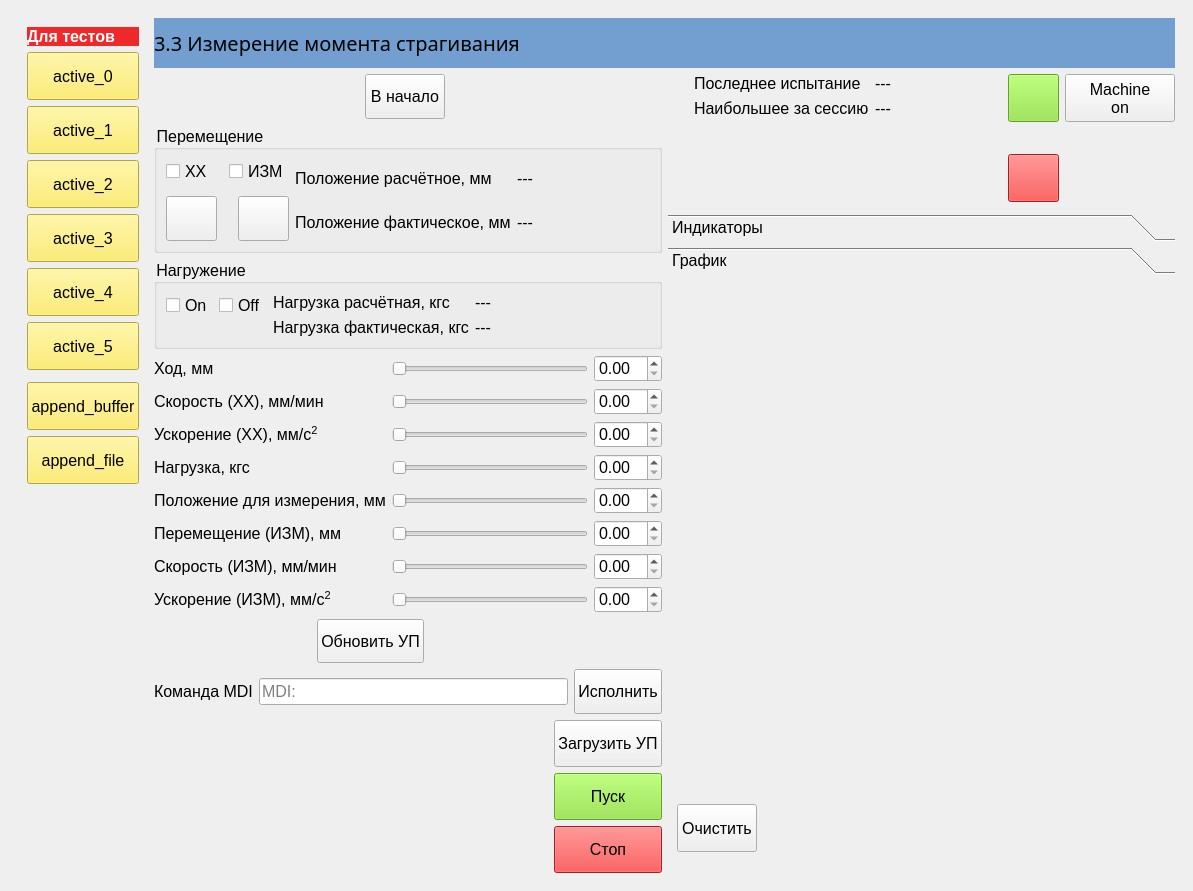
Old version of the form BallScrewVCP3.ui in the repository Ornstein89/BallScrewControl_QtVCP.
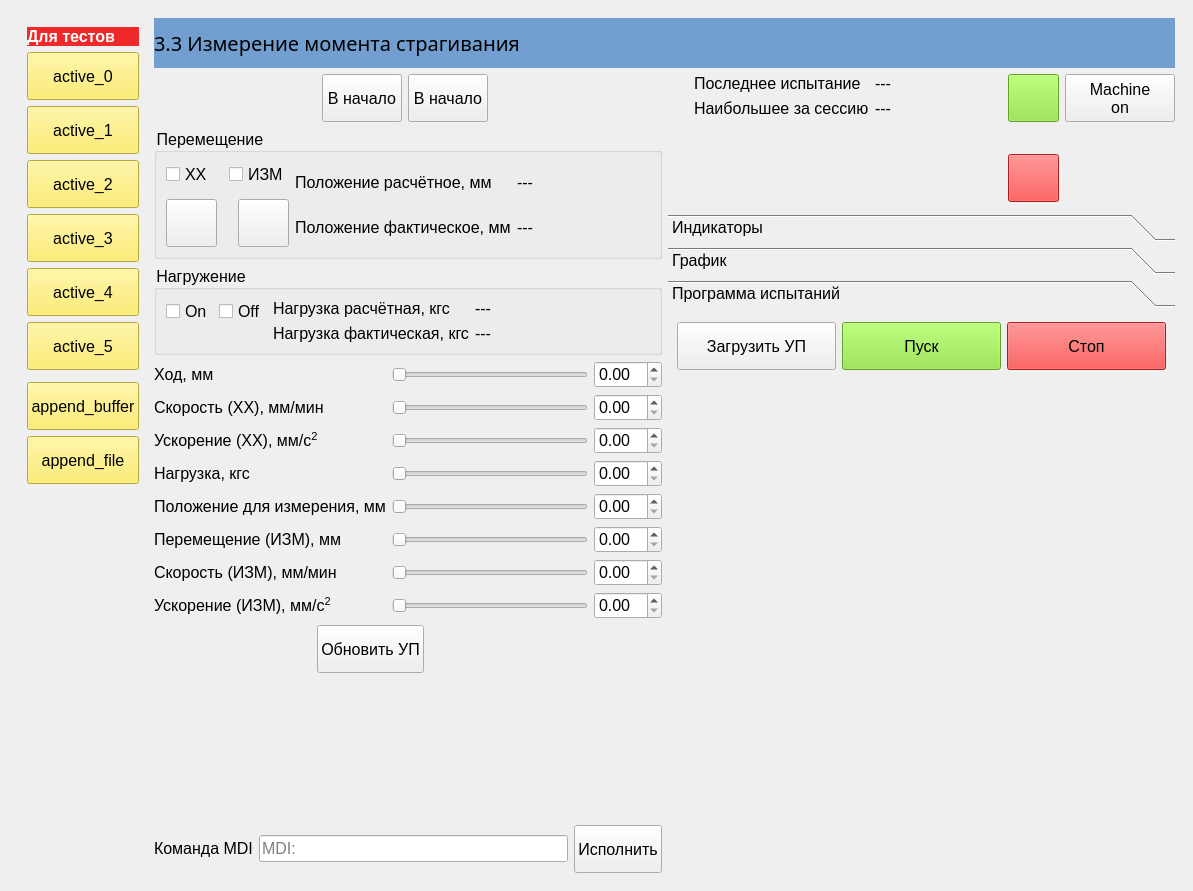
New version of the form. The open tabs and pages were chosen to show the change. Icons and pictures are not drawn. Custom widgets are drawn as their Qt base class.

Commit message: Form 33 GUI new layout

The edit to the form file:
```diff
--- a/BallScrewVCP3.ui
+++ b/BallScrewVCP3.ui
@@ -659,7 +659,7 @@
              <x>0</x>
              <y>0</y>
              <width>503</width>
-             <height>599</height>
+             <height>566</height>
             </rect>
            </property>
            <attribute name="label">
@@ -702,6 +702,95 @@
             </item>
            </layout>
           </widget>
+          <widget class="QWidget" name="page_3">
+           <attribute name="label">
+            <string>Программа испытаний</string>
+           </attribute>
+           <layout class="QGridLayout" name="gridLayout_8">
+            <item row="0" column="0">
+             <layout class="QGridLayout" name="gridLayout_15">
+              <item row="2" column="0">
+               <widget class="QPushButton" name="btnLoadGCode33">
+                <property name="layoutDirection">
+                 <enum>Qt::LeftToRight</enum>
+                </property>
+                <property name="text">
+                 <string>Загрузить УП</string>
+                </property>
+               </widget>
+              </item>
+              <item row="2" column="1">
+               <widget class="QPushButton" name="btnProgram_Run33">
+                <property name="styleSheet">
+                 <string notr="true">background-color: rgb(138, 226, 52);</string>
+                </property>
+                <property name="text">
+                 <string>Пуск</string>
+                </property>
+                <property name="icon">
+                 <iconset>
+                  <normaloff>resources/play.png</normaloff>resources/play.png</iconset>
+                </property>
+                <property name="iconSize">
+                 <size>
+                  <width>36</width>
+                  <height>36</height>
+                 </size>
+                </property>
+               </widget>
+              </item>
+              <item row="2" column="2">
+               <widget class="QPushButton" name="btnProgram_Stop33">
+                <property name="sizePolicy">
+                 <sizepolicy hsizetype="Minimum" vsizetype="Minimum">
+                  <horstretch>0</horstretch>
+                  <verstretch>0</verstretch>
+                 </sizepolicy>
+                </property>
+                <property name="styleSheet">
+                 <string notr="true">background-color: rgb(239, 41, 41);</string>
+                </property>
+                <property name="text">
+                 <string>Стоп</string>
+                </property>
+                <property name="icon">
+                 <iconset>
+                  <normaloff>resources/stop.png</normaloff>resources/stop.png</iconset>
+                </property>
+                <property name="iconSize">
+                 <size>
+                  <width>36</width>
+                  <height>36</height>
+                 </size>
+                </property>
+               </widget>
+              </item>
+              <item row="3" column="0" colspan="3">
+               <widget class="GcodeEditor" name="gcode_editor33">
+                <property name="sizePolicy">
+                 <sizepolicy hsizetype="Expanding" vsizetype="Expanding">
+                  <horstretch>0</horstretch>
+                  <verstretch>0</verstretch>
+                 </sizepolicy>
+                </property>
+                <property name="minimumSize">
+                 <size>
+                  <width>300</width>
+                  <height>100</height>
+                 </size>
+                </property>
+                <property name="maximumSize">
+                 <size>
+                  <width>500</width>
+                  <height>500</height>
+                 </size>
+                </property>
+               </widget>
+              </item>
+             </layout>
+            </item>
+           </layout>
+          </widget>
          </widget>
         </item>
         <item row="1" column="1" rowspan="5">
@@ -722,7 +811,14 @@
              </spacer>
             </item>
             <item>
-             <widget class="ActionButton" name="btnHome33">
+             <widget class="PushButton" name="btnHome33">
+              <property name="text">
+               <string>В начало</string>
+              </property>
+             </widget>
+            </item>
+            <item>
+             <widget class="ActionButton" name="btnHome33_2">
               <property name="text">
                <string>В начало</string>
               </property>
@@ -1118,10 +1214,29 @@
             </item>
            </layout>
           </item>
+          <item>
+           <spacer name="verticalSpacer_4">
+            <property name="orientation">
+             <enum>Qt::Vertical</enum>
+            </property>
+            <property name="sizeHint" stdset="0">
+             <size>
+              <width>20</width>
+              <height>40</height>
+             </size>
+            </property>
+           </spacer>
+          </item>
           <item>
            <layout class="QHBoxLayout" name="horizontalLayout_13">
             <item>
              <widget class="QLabel" name="label_93">
+              <property name="sizePolicy">
+               <sizepolicy hsizetype="Preferred" vsizetype="Fixed">
+                <horstretch>0</horstretch>
+                <verstretch>0</verstretch>
+               </sizepolicy>
+              </property>
               <property name="text">
                <string>Команда MDI</string>
               </property>
@@ -1146,88 +1261,6 @@
             </item>
            </layout>
           </item>
-          <item>
-           <layout class="QGridLayout" name="gridLayout_15">
-            <item row="3" column="1">
-             <widget class="QPushButton" name="btnProgram_Stop33">
-              <property name="sizePolicy">
-               <sizepolicy hsizetype="Minimum" vsizetype="Minimum">
-                <horstretch>0</horstretch>
-                <verstretch>0</verstretch>
-               </sizepolicy>
-              </property>
-              <property name="styleSheet">
-               <string notr="true">background-color: rgb(239, 41, 41);</string>
-              </property>
-              <property name="text">
-               <string>Стоп</string>
-              </property>
-              <property name="icon">
-               <iconset>
-                <normaloff>resources/stop.png</normaloff>resources/stop.png</iconset>
-              </property>
-              <property name="iconSize">
-               <size>
-                <width>36</width>
-                <height>36</height>
-               </size>
-              </property>
-             </widget>
-            </item>
-            <item row="2" column="1">
-             <widget class="QPushButton" name="btnProgram_Run33">
-              <property name="styleSheet">
-               <string notr="true">background-color: rgb(138, 226, 52);</string>
-              </property>
-              <property name="text">
-               <string>Пуск</string>
-              </property>
-              <property name="icon">
-               <iconset>
-                <normaloff>resources/play.png</normaloff>resources/play.png</iconset>
-              </property>
-              <property name="iconSize">
-               <size>
-                <width>36</width>
-                <height>36</height>
-               </size>
-              </property>
-             </widget>
-            </item>
-            <item row="1" column="1">
-             <widget class="QPushButton" name="btnLoadGCode33">
-              <property name="layoutDirection">
-               <enum>Qt::LeftToRight</enum>
-              </property>
-              <property name="text">
-               <string>Загрузить УП</string>
-              </property>
-             </widget>
-            </item>
-            <item row="1" column="0" rowspan="3">
-             <widget class="GcodeEditor" name="gcode_editor33">
-              <property name="sizePolicy">
-               <sizepolicy hsizetype="Expanding" vsizetype="Expanding">
-                <horstretch>0</horstretch>
-                <verstretch>0</verstretch>
-               </sizepolicy>
-              </property>
-              <property name="minimumSize">
-               <size>
-                <width>300</width>
-                <height>100</height>
-               </size>
-              </property>
-              <property name="maximumSize">
-               <size>
-                <width>500</width>
-                <height>500</height>
-               </size>
-              </property>
-             </widget>
-            </item>
-           </layout>
-          </item>
          </layout>
         </item>
        </layout>
```
Left out of the diff: 4 changed lines with no effect on the pictures. The commit also changes 1 other file.
